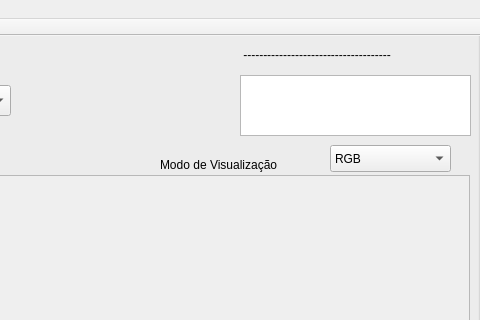
Qt form src/project_pkg/ui/mainwindow.ui (igorhsb/Aquisicao_e_Processamento_de_Imagens) before a commit; both pictures show x 800 to 1280 and y 0 to 320 of the 1280 by 720 pixel window.
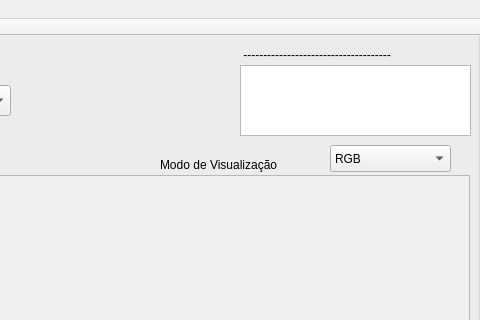
The same form after that commit.

Diff of the .ui file:
```diff
--- a/src/project_pkg/ui/mainwindow.ui
+++ b/src/project_pkg/ui/mainwindow.ui
@@ -158,9 +158,9 @@
      <property name="geometry">
       <rect>
        <x>1040</x>
-       <y>50</y>
+       <y>40</y>
        <width>231</width>
-       <height>61</height>
+       <height>71</height>
       </rect>
      </property>
     </widget>
```
Left out of the diff: 2 changed lines with no effect on the pictures.
